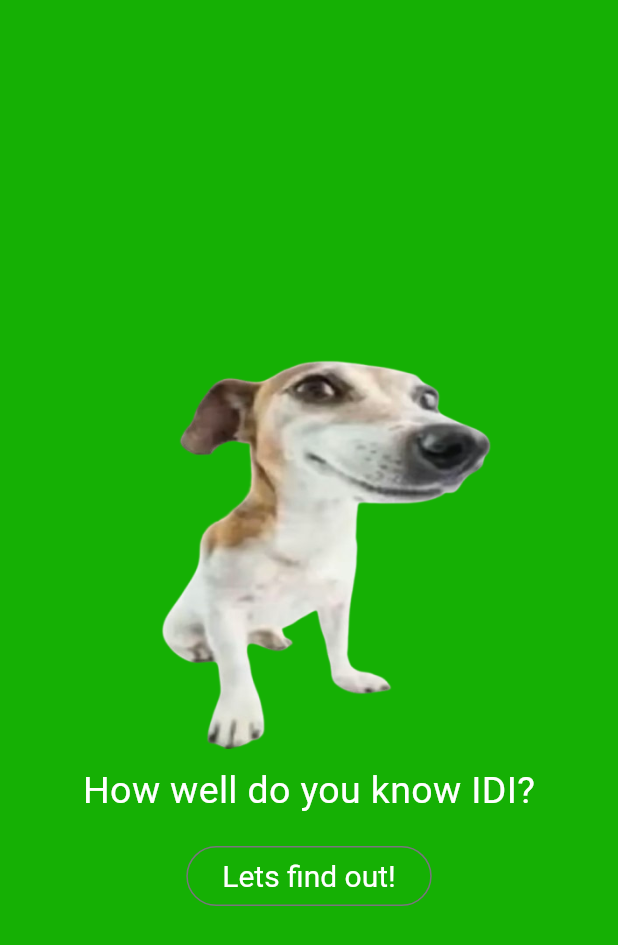
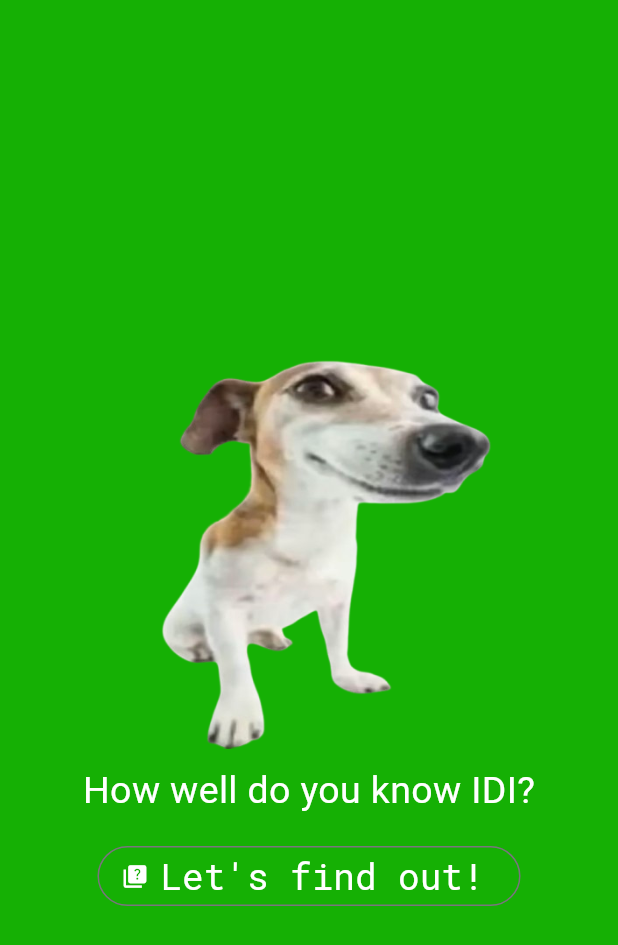
Before and after one commit to idrisazim/Quiz, a Flutter app: the screen it shows after launch, on a phone screen of 412 x 824 dp. Shown: the top 945 px of the screen. Run offline on Flutter 3.47's test engine with Material 3 defaults, Android fonts, the phone set to English and light mode, and no system bars; our stand-ins replace google_fonts.

Commit message:
Managing homescreen

```diff
--- a/lib/home.dart
+++ b/lib/home.dart
@@ -1,5 +1,6 @@
 import 'package:flutter/material.dart';
 import 'package:flutter_ogreniyorum/questions.dart';
+import 'package:google_fonts/google_fonts.dart';
 
 class HomePage extends StatelessWidget {
   HomePage(this.background, this.text, this.image, {super.key});
@@ -25,23 +26,36 @@ class HomePage extends StatelessWidget {
               margin: const EdgeInsets.only(top: 15),
               child: OutlinedButton.icon(
                 onPressed: () {
+                  // Provide the onSelectAnswer function when navigating
                   Navigator.push(
                     context,
                     MaterialPageRoute(
-                          builder: (context) => const Questions()));
+                      builder: (context) => Questions(
+                        onSelectAnswer: (String answer) {
+                          // Implement what you want to do with the selected answer
+                          print("Selected Answer: $answer");
+                        },
+                      ),
+                    ),
+                  );
                 },
                 style: OutlinedButton.styleFrom(
                   foregroundColor: Colors.white,
                   overlayColor: Colors.white,
                   textStyle: const TextStyle(
                     fontSize: 11.0,
-                    )),
-                label: const Text(
-                  'Lets find out!',
-                  style: TextStyle(fontSize: 20),
                   ),
                 ),
-            )
+                label: Text(
+                  'Let\'s find out!',
+                  style: GoogleFonts.robotoMono(
+                    color: Colors.white,
+                    fontSize: 24,
+                  ),
+                ),
+                icon: const Icon(Icons.quiz),
+              ),
+            ),
           ],
         ),
       ),
--- a/lib/quiz.dart
+++ b/lib/quiz.dart
@@ -11,13 +11,21 @@ class Quiz extends StatefulWidget {
 }
 
 class _QuizState extends State<Quiz> {
+  final List<String> selectedAnswers = [];
+
+  void chooseAnswer(String answer) {
+    selectedAnswers.add(answer);
+  }
 
   @override
   Widget build(context) {
     return MaterialApp(
       home: Scaffold(
-        body: HomePage(const Color.fromARGB(255, 21, 176, 4),
-            'How well do you know IDI?', 'assets/images/quizlogo.png'),
+        body: HomePage(
+          const Color.fromARGB(255, 21, 176, 4),
+          'How well do you know IDI?',
+          'assets/images/quizlogo.png',
+        ),
       ),
     );
   }
```
Also changed, not shown: lib/questions.dart (+10 -4 lines). Lines whose indentation alone changed are shown as unchanged.
